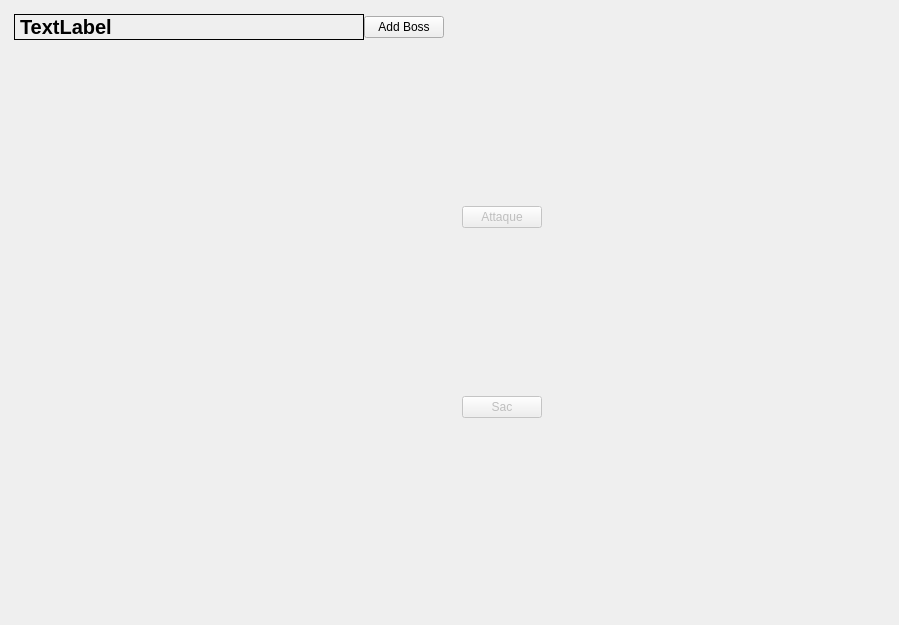
First picture: the form in app/view/forms/gamedisplay.ui, repository r0nd0ud0u/qt-rpg, before the edit.
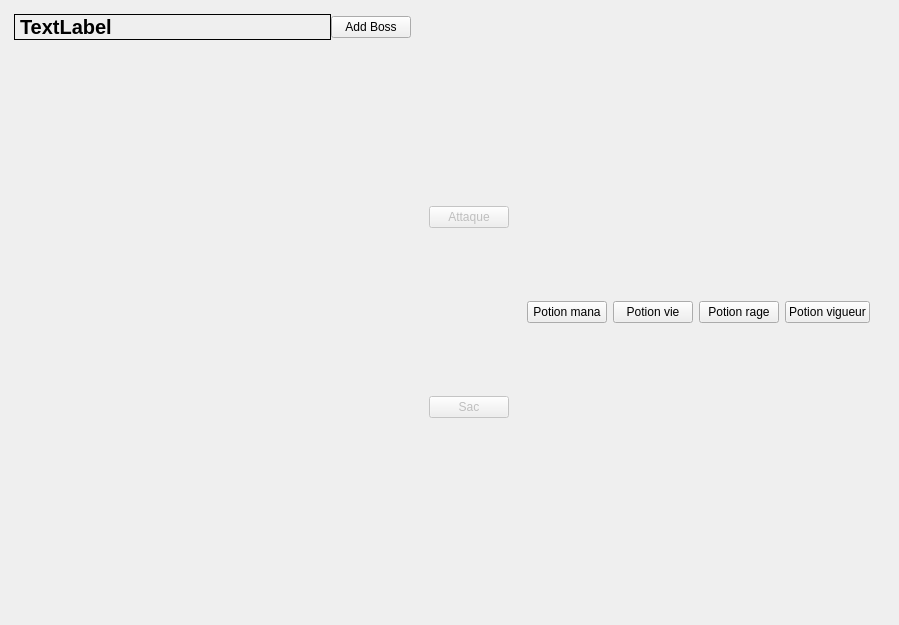
Second picture: the form after the edit. The open tabs and pages were chosen to show the change. Custom widgets are drawn as their Qt base class.

Commit message: add use of potions during active player turn

What changed in the file:
```diff
--- a/app/view/forms/gamedisplay.ui
+++ b/app/view/forms/gamedisplay.ui
@@ -210,7 +210,44 @@
         <widget class="QStackedWidget" name="stackedWidget">
          <widget class="ActionsView" name="attak_page"/>
          <widget class="QWidget" name="default_page"/>
-         <widget class="ActionsView" name="inventory_page"/>
+         <widget class="QWidget" name="inventory_page">
+          <layout class="QHBoxLayout" name="horizontalLayout_5">
+           <item>
+            <widget class="QPushButton" name="mana_potion_button">
+             <property name="enabled">
+              <bool>true</bool>
+             </property>
+             <property name="text">
+              <string>Potion mana</string>
+             </property>
+            </widget>
+           </item>
+           <item>
+            <widget class="QPushButton" name="hp_potion_button">
+             <property name="enabled">
+              <bool>true</bool>
+             </property>
+             <property name="text">
+              <string>Potion vie</string>
+             </property>
+            </widget>
+           </item>
+           <item>
+            <widget class="QPushButton" name="berseck_potion_button">
+             <property name="text">
+              <string>Potion rage</string>
+             </property>
+            </widget>
+           </item>
+           <item>
+            <widget class="QPushButton" name="vigor_potion_button">
+             <property name="text">
+              <string>Potion vigueur</string>
+             </property>
+            </widget>
+           </item>
+          </layout>
+         </widget>
         </widget>
        </item>
       </layout>
```
Left out of the diff: 3 changed lines with no effect on the pictures. The commit also changes 5 other files.
